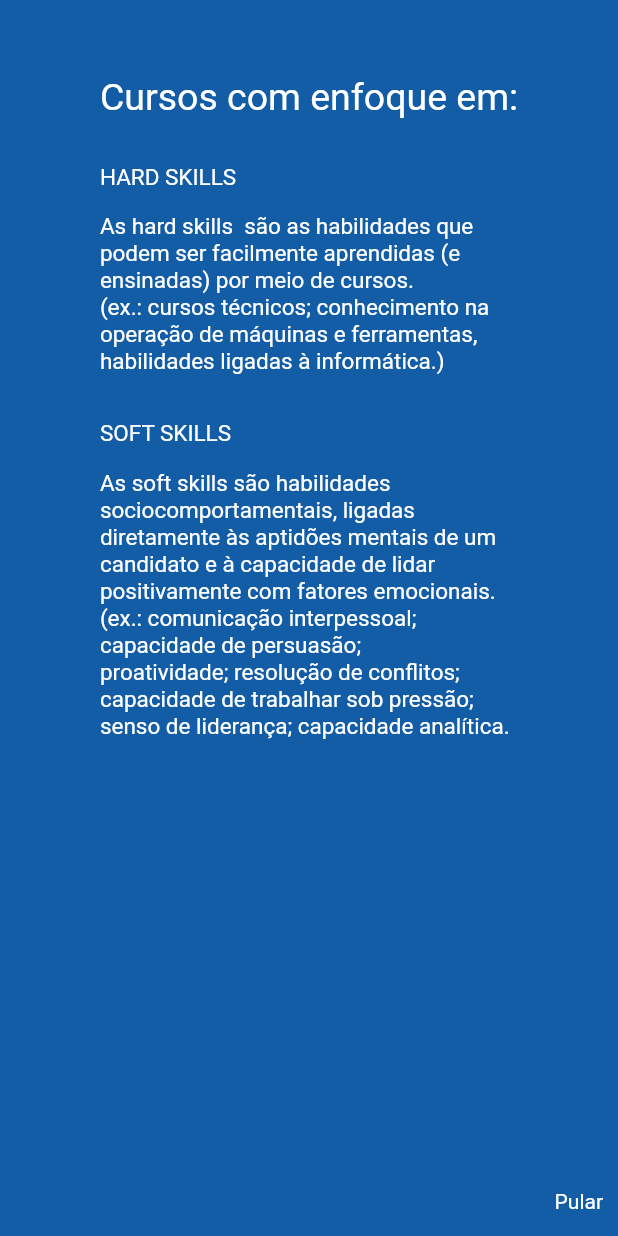
After one commit to rodriguesJeff/hackccr_profissionaliza_jovem, a Flutter app: the screen it shows after launch, swiped to page 2, on a phone screen of 412 x 824 dp. The commit adds this screen. Run offline on Flutter 3.47's test engine with Material 2 defaults, Android fonts, the phone set to English and light mode, and no system bars; our stand-ins replace get.

Commit message:
adicionada pageview de explicação do projeto

```diff
--- /dev/null
+++ b/lib/app/modules/home/views/pages/page_mid.dart
@@ -0,0 +1,54 @@
+import 'package:flutter/material.dart';
+import 'package:hackccr_profissionaliza_jovem/app/shared/utils.dart';
+
+class PageMidView extends StatelessWidget {
+  @override
+  Widget build(BuildContext context) {
+    return Scaffold(
+      backgroundColor: Utils.primaryColor,
+      body: Stack(
+        children: [
+          Container(
+            padding: EdgeInsets.only(top: 50.0),
+            alignment: Alignment.center,
+            child: Column(
+              mainAxisAlignment: MainAxisAlignment.start,
+              crossAxisAlignment: CrossAxisAlignment.start,
+              children: [
+                Text('Cursos com enfoque em:',
+                    style: TextStyle(fontSize: 25.0, color: Colors.white)),
+                SizedBox(height: 30.0),
+                Text('HARD SKILLS', style: TextStyle(fontSize: 15.0, color: Colors.white)),
+                SizedBox(height: 15.0),
+                Text(
+                  'As hard skills  são as habilidades que\npodem ser facilmente aprendidas (e\nensinadas) por meio de cursos.\n(ex.: cursos técnicos; conhecimento na\noperação de máquinas e ferramentas,\nhabilidades ligadas à informática.)',
+                  style: TextStyle(fontSize: 15.0, color: Colors.white),
+                ),
+                SizedBox(height: 30.0),
+                Text('SOFT SKILLS', style: TextStyle(fontSize: 15.0, color: Colors.white)),
+                SizedBox(height: 15.0),
+                Text(
+                  'As soft skills são habilidades\nsociocomportamentais, ligadas\ndiretamente às aptidões mentais de um\ncandidato e à capacidade de lidar\npositivamente com fatores emocionais.\n(ex.: comunicação interpessoal;\ncapacidade de persuasão;\nproatividade; resolução de conflitos;\ncapacidade de trabalhar sob pressão;\nsenso de liderança; capacidade analítica.',
+                  style: TextStyle(fontSize: 15.0, color: Colors.white),
+                )
+              ],
+            ),
+          ),
+          Positioned(
+            bottom: 15.0,
+            right: 10.0,
+            child: GestureDetector(
+              onTap: () {},
+              child: Text(
+                'Pular',
+                style: TextStyle(
+                  color: Colors.white,
+                ),
+              ),
+            ),
+          ),
+        ],
+      ),
+    );
+  }
+}
--- a/lib/app/modules/home/views/presentation_view.dart
+++ b/lib/app/modules/home/views/presentation_view.dart
@@ -1,4 +1,5 @@
 import 'package:flutter/material.dart';
+import 'package:hackccr_profissionaliza_jovem/app/modules/home/views/pages/page_mid.dart';
 
 import 'pages/page_init.dart';
 
@@ -14,6 +15,7 @@ _buildingPageView() {
   return PageView(
     children: [
       PageInitView(),
+      PageMidView(),
     ],
   );
 }
```
